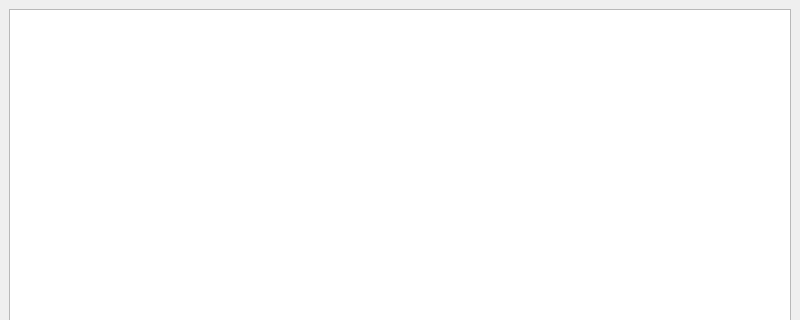
This is mainwindow.ui in GXDE-OS/gxde-kernel-manager as Qt 5 draws it before an edit; both pictures show x 0 to 800 and y 0 to 320 of the 800 by 600 pixel window. The edited form follows.
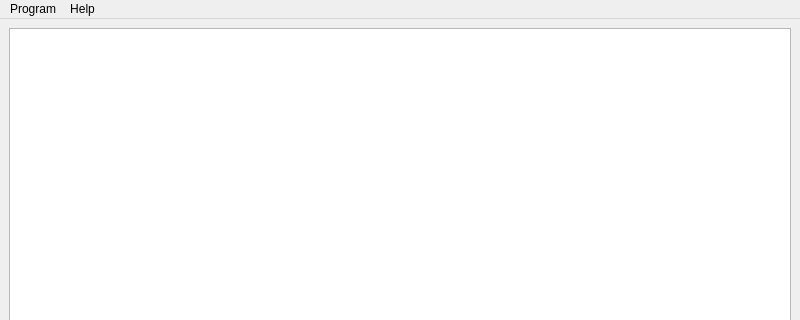
This is the edited form. Icons and pictures are not drawn.

Patch:
```diff
--- a/mainwindow.ui
+++ b/mainwindow.ui
@@ -80,6 +80,20 @@
      <height>23</height>
     </rect>
    </property>
+   <widget class="QMenu" name="menuProgram">
+    <property name="title">
+     <string>Program</string>
+    </property>
+    <addaction name="actionExit"/>
+   </widget>
+   <widget class="QMenu" name="menuHelp">
+    <property name="title">
+     <string>Help</string>
+    </property>
+    <addaction name="actionAbout"/>
+   </widget>
+   <addaction name="menuProgram"/>
+   <addaction name="menuHelp"/>
   </widget>
   <widget class="QStatusBar" name="statusbar"/>
  </widget>
```
Left out of the diff: 18 changed lines with no effect on the pictures.
